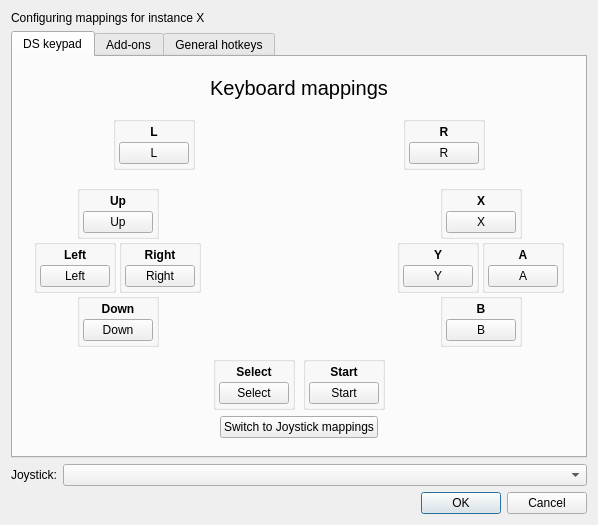
This is src/frontend/qt_sdl/InputConfig/InputConfigDialog.ui in melonDS-emu/melonDS as Qt 5 draws it before an edit. The edited form follows.
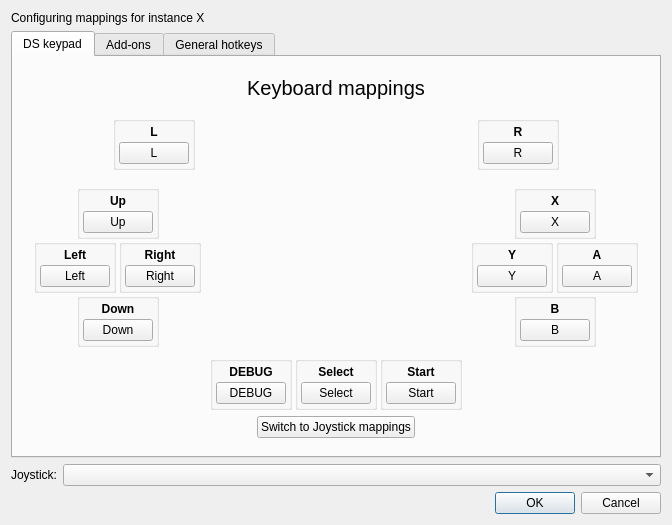
This is the edited form. Icons and pictures are not drawn.

Commit message: Update branch for: Add mappable DEBUG button

Patch:
```diff
--- a/src/frontend/qt_sdl/InputConfig/InputConfigDialog.ui
+++ b/src/frontend/qt_sdl/InputConfig/InputConfigDialog.ui
@@ -618,6 +618,65 @@
              <property name="spacing">
               <number>3</number>
              </property>
+             <item alignment="Qt::AlignHCenter">
+              <widget class="QGroupBox" name="grp_Debug">
+               <property name="title">
+                <string/>
+               </property>
+               <property name="alignment">
+                <set>Qt::AlignCenter</set>
+               </property>
+               <layout class="QVBoxLayout" name="buttonDebugHorizontalLayout">
+                <property name="spacing">
+                 <number>3</number>
+                </property>
+                <property name="leftMargin">
+                 <number>3</number>
+                </property>
+                <property name="topMargin">
+                 <number>3</number>
+                </property>
+                <property name="rightMargin">
+                 <number>3</number>
+                </property>
+                <property name="bottomMargin">
+                 <number>3</number>
+                </property>
+                <item>
+                 <widget class="QLabel" name="label_Debug">
+                  <property name="text">
+                   <string>&lt;html&gt;&lt;head/&gt;&lt;body&gt;&lt;p&gt;&lt;span style=&quot; font-weight:600;&quot;&gt;DEBUG&lt;/span&gt;&lt;/p&gt;&lt;/body&gt;&lt;/html&gt;</string>
+                  </property>
+                  <property name="alignment">
+                   <set>Qt::AlignCenter</set>
+                  </property>
+                 </widget>
+                </item>
+                <item>
+                 <widget class="QPushButton" name="btnKeyDebug">
+                  <property name="minimumSize">
+                   <size>
+                    <width>70</width>
+                    <height>0</height>
+                   </size>
+                  </property>
+                  <property name="maximumSize">
+                   <size>
+                    <width>68</width>
+                    <height>16777215</height>
+                   </size>
+                  </property>
+                  <property name="styleSheet">
+                   <string notr="true">min-width: 68px;</string>
+                  </property>
+                  <property name="text">
+                   <string>DEBUG</string>
+                  </property>
+                 </widget>
+                </item>
+               </layout>
+              </widget>
+             </item>
              <item alignment="Qt::AlignHCenter">
               <widget class="QGroupBox" name="grp_Select">
                <property name="title">
```
Left out of the diff: 59 changed lines with no effect on the pictures. The commit also changes 6 other files.
